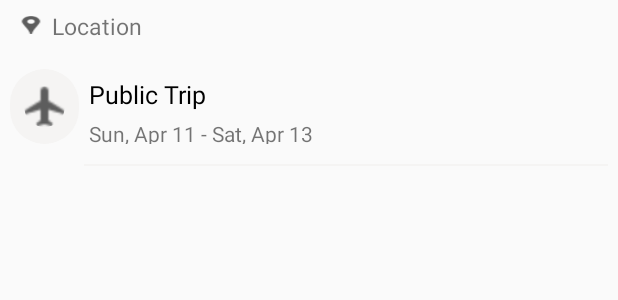
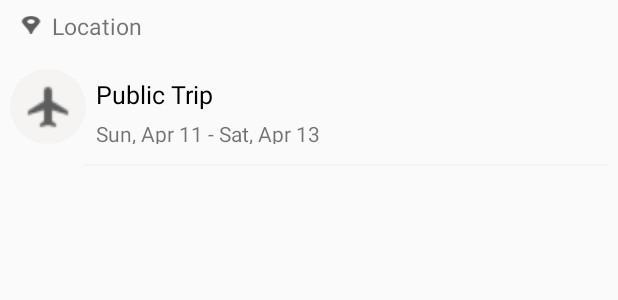
Before and after one commit to trongtai1801/TravelHelper, an Android app: the layout item_rcv_upcoming_travel_dashboard.xml on its own in the app's theme, with its tools: preview values and no code run, on a phone screen of 412 x 824 dp. Shown: the top 300 px of the screen. Run offline under Robolectric (Android 15) with nearby library versions, the phone set to English and light mode, and no system bars.

```diff
--- a/app/src/main/java/dut/t2/travelhepler/service/ApiService.kt
+++ b/app/src/main/java/dut/t2/travelhepler/service/ApiService.kt
@@ -3,6 +3,7 @@ package dut.t2.travelhelper.service
 import com.google.gson.JsonObject
 import dut.t2.travelhelper.service.model.User
 import dut.t2.travelhelper.service.response.LoginResponse
+import dut.t2.travelhepler.service.model.PublicTrip
 import dut.t2.travelhepler.service.response.PublicTripsResponse
 import dut.t2.travelhepler.service.response.SignUpResponse
 import retrofit2.Call
@@ -19,8 +20,7 @@ interface ApiService {
     @POST("ApplicationUser/Register")
     fun signUp(@Body jsonObject: JsonObject): Call<SignUpResponse>
 
-
-    @GET("Users")
-    fun getPublicTrips(@Header("Authorization") authorization: String): Call<PublicTripsResponse>
+    @GET("Users/Publictrips")
+    fun getPublicTrips(@Header("Authorization") authorization: String): Call<ArrayList<PublicTrip>>
 
 }
--- a/app/src/main/java/dut/t2/travelhepler/service/response/PublicTripsResponse.kt
+++ b/app/src/main/java/dut/t2/travelhepler/service/response/PublicTripsResponse.kt
@@ -8,5 +8,4 @@ class PublicTripsResponse(
     @SerializedName("publicTrips")
     @Expose
     var publicTrips: ArrayList<PublicTrip>
-) {
-}
+)
--- a/app/src/main/java/dut/t2/travelhepler/ui/main/MainContract.kt
+++ b/app/src/main/java/dut/t2/travelhepler/ui/main/MainContract.kt
@@ -6,11 +6,11 @@ import dut.t2.travelhepler.service.model.PublicTrip
 interface MainContract {
 
     interface MainView : BaseView {
-        fun getPublicTripsResult(publicTrips: ArrayList<PublicTrip>)
+        fun getPublicTripsResult(publicTrips: ArrayList<PublicTrip>?)
     }
 
     interface MainPresenter {
-        fun getPublicTrips();
+        fun getPublicTrips()
     }
 
 }
--- a/app/src/main/res/layout/item_rcv_upcoming_travel_dashboard.xml
+++ b/app/src/main/res/layout/item_rcv_upcoming_travel_dashboard.xml
@@ -37,13 +37,13 @@
                 android:background="@drawable/background_icon_airplane"
                 android:padding="@dimen/_7sdp"
                 android:src="@drawable/ic_airplane"
-                android:layout_weight="1"
+                android:layout_weight="1.1"
                 android:layout_width="0dp"
                 android:layout_height="match_parent"/>
         <LinearLayout
                 android:orientation="vertical"
                 android:layout_marginStart="@dimen/_5sdp"
-                android:layout_weight="7.5"
+                android:layout_weight="7.4"
                 android:layout_width="0dp"
                 android:layout_height="match_parent">
             <TextView
```
Also changed, not shown: app/src/main/java/dut/t2/travelhepler/ui/main/MainActivity.kt (+4 -3 lines), app/src/main/java/dut/t2/travelhepler/ui/main/MainPresenterImpl.kt (+7 -4 lines), app/src/main/java/dut/t2/travelhepler/ui/main/dashboard/DashboardFragment.kt (+1 -10 lines).
